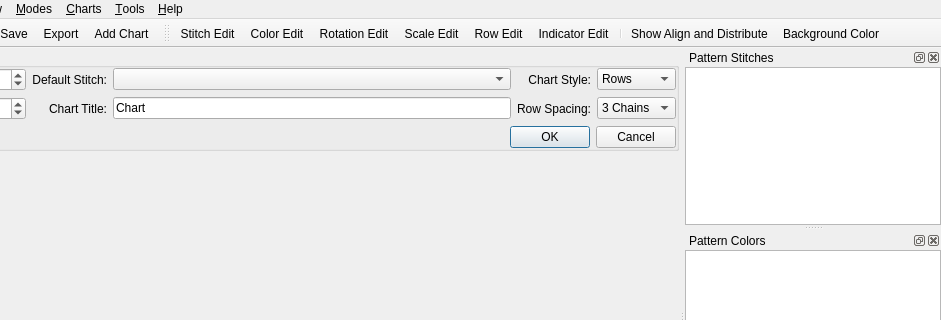
Old version of the form src/mainwindow.ui in the repository iPenguin/CrochetCharts; both pictures show x 104 to 1045 and y 0 to 320 of the 1045 by 592 pixel window.
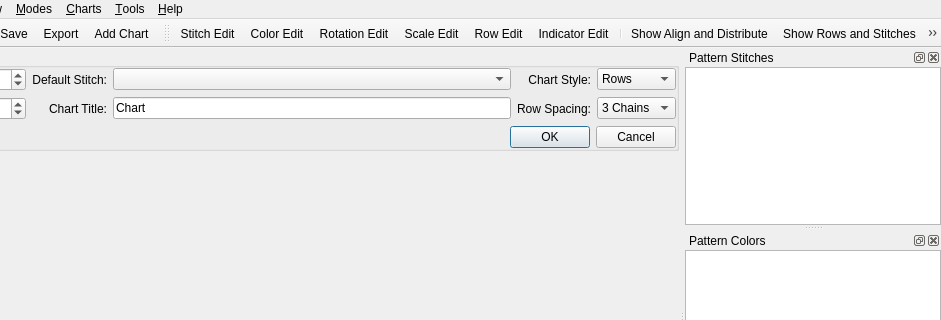
New version of the form. Icons and pictures are not drawn.

Commit message: Add MirrorDock and images. Also connect the docks visiblity function to the actions that show them.

Patch:
```diff
--- a/src/mainwindow.ui
+++ b/src/mainwindow.ui
@@ -578,6 +578,8 @@
    <addaction name="actionIndicatorMode"/>
    <addaction name="separator"/>
    <addaction name="actionShowAlignDock"/>
+   <addaction name="actionShowRowsDock"/>
+   <addaction name="actionShowMirrorDock"/>
    <addaction name="actionColorSelectorBg"/>
   </widget>
   <action name="actionNew">
@@ -1001,6 +1003,18 @@
     <string>Show Rows and Stitches</string>
    </property>
   </action>
+  <action name="actionShowMirrorDock">
+   <property name="checkable">
+    <bool>true</bool>
+   </property>
+   <property name="icon">
+    <iconset resource="../crochet.qrc">
+     <normaloff>:/images/mirror_rotate.svg</normaloff>:/images/mirror_rotate.svg</iconset>
+   </property>
+   <property name="text">
+    <string>Show Mirror and Rotate</string>
+   </property>
+  </action>
  </widget>
  <layoutdefault spacing="6" margin="11"/>
  <tabstops>
```
Left out of the diff: 5 changed lines with no effect on the pictures. The commit also changes 18 other files.
